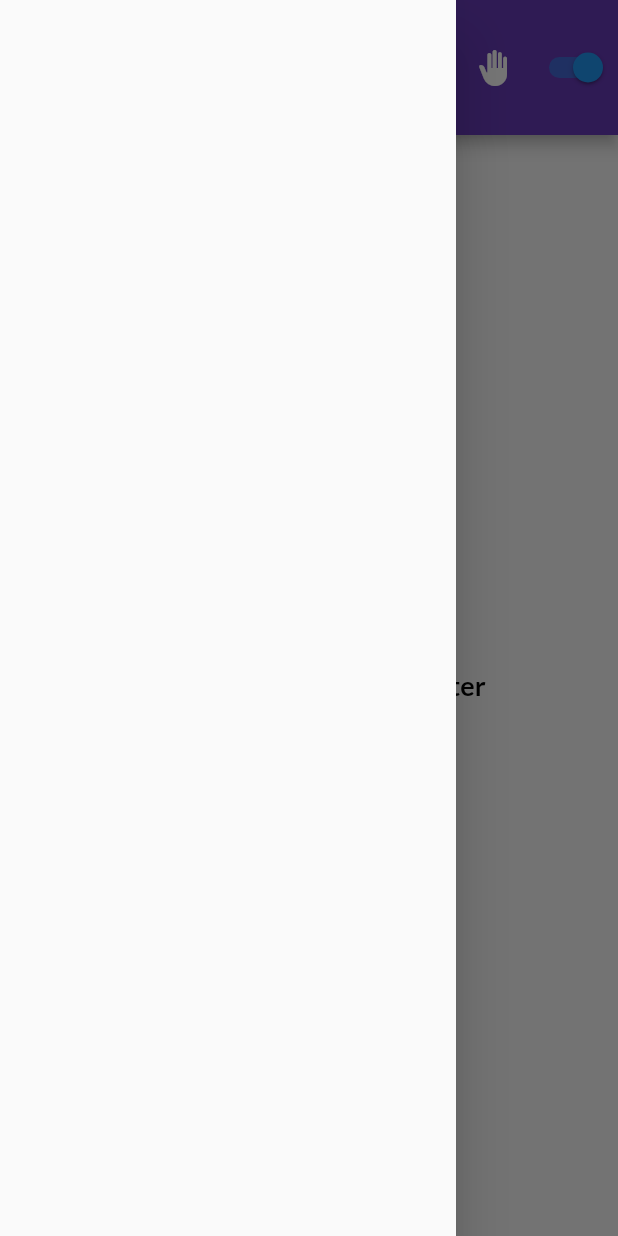
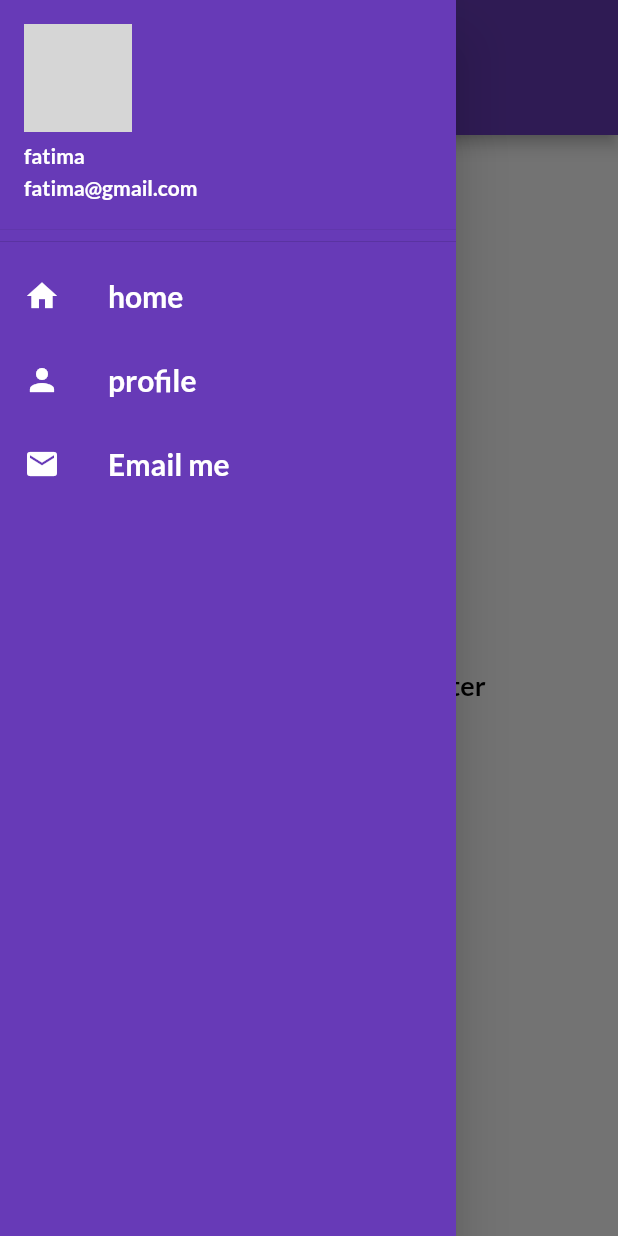
Before and after one commit to amfd-breakers/catalogApp, a Flutter app: the HomeView screen opened by its route, with the side drawer open, on a phone screen of 412 x 824 dp. Run offline on Flutter 3.47's test engine with Material 2 defaults, Android fonts, the light colour scheme and no system bars; our stand-ins replace get, google_fonts; network calls fail; grey boxes are pictures that could not be loaded.

Commit message:
day 9 completed

```diff
--- a/lib/core/home/home_view.dart
+++ b/lib/core/home/home_view.dart
@@ -1,4 +1,5 @@
 import 'package:catalog_app/core/auth/login_view.dart';
+import 'package:catalog_app/core/widgets/my_drawar.dart';
 import 'package:catalog_app/theme/dark_theme.dart';
 import 'package:catalog_app/theme/light_theme.dart';
 import 'package:catalog_app/theme/theme_controller.dart';
@@ -16,30 +17,17 @@ class HomeView extends StatelessWidget {
           return SafeArea(
             child: Scaffold(
               appBar: AppBar(
-                actions: [
-                  IconButton(
-                    onPressed: () {
-                      Get.to(() => const LoginView());
-                    },
-                    icon: Icon(Icons.back_hand),
-                  ),
-                  Obx(() {
-                    return Switch(
-                      value: controller.switchOn.value,
-                      onChanged: ((newValue) {
-                        controller.switchOn.value =
-                            controller.changeTheme(newValue);
-                      }),
-                    );
-                  })
-                ],
-                title: const Center(
+                title: Center(
                   child: Text(
                     "Catalog App",
+                    style: Theme.of(context)
+                        .textTheme
+                        .bodyMedium
+                        ?.copyWith(color: Colors.white),
                   ),
                 ),
               ),
-              drawer: const Drawer(),
+              drawer: const MyDrawar(),
               body: const Center(
                   child: Text(
                 "Welcome in 30 days of flutter",
--- /dev/null
+++ b/lib/core/widgets/my_drawar.dart
@@ -0,0 +1,67 @@
+import 'package:flutter/material.dart';
+
+class MyDrawar extends StatelessWidget {
+  const MyDrawar({super.key});
+  final String imageUrl =
+      "https://encrypted-tbn0.gstatic.com/images?q=tbn:ANd9GcSuCG1eOPu3SQiBgP4-siEGZJtzwbCLdrzO8g&usqp=CAU";
+
+  @override
+  Widget build(BuildContext context) {
+    return Drawer(
+      child: Container(
+        color: Colors.deepPurple,
+        child: ListView(
+          children: [
+            DrawerHeader(
+              padding: EdgeInsets.zero,
+              child: UserAccountsDrawerHeader(
+                decoration: const BoxDecoration(color: Colors.deepPurple),
+                accountName: const Text(
+                  "fatima",
+                  style: TextStyle(fontWeight: FontWeight.bold),
+                ),
+                accountEmail: const Text(
+                  "fatima@gmail.com",
+                  style: TextStyle(fontWeight: FontWeight.bold),
+                ),
+                currentAccountPicture: CircleAvatar(
+                  backgroundImage: NetworkImage(imageUrl),
+                ),
+              ),
+            ),
+            const ListTile(
+              leading: Icon(
+                Icons.home,
+                color: Colors.white,
+              ),
+              title: Text(
+                "home",
+                style: TextStyle(color: Colors.white),
+              ),
+            ),
+            const ListTile(
+              leading: Icon(
+                Icons.person,
+                color: Colors.white,
+              ),
+              title: Text(
+                "profile",
+                style: TextStyle(color: Colors.white),
+              ),
+            ),
+            const ListTile(
+              leading: Icon(
+                Icons.mail,
+                color: Colors.white,
+              ),
+              title: Text(
+                "Email me",
+                style: TextStyle(color: Colors.white),
+              ),
+            ),
+          ],
+        ),
+      ),
+    );
+  }
+}
--- a/lib/main.dart
+++ b/lib/main.dart
@@ -19,7 +19,7 @@ class MyApp extends StatelessWidget {
   @override
   Widget build(BuildContext context) {
     return GetMaterialApp(
-      home: const LoginView(),
+      home: const HomeView(),
       themeMode: ThemeMode.light,
       theme: lightTheme,
       darkTheme: darkTheme,
```
